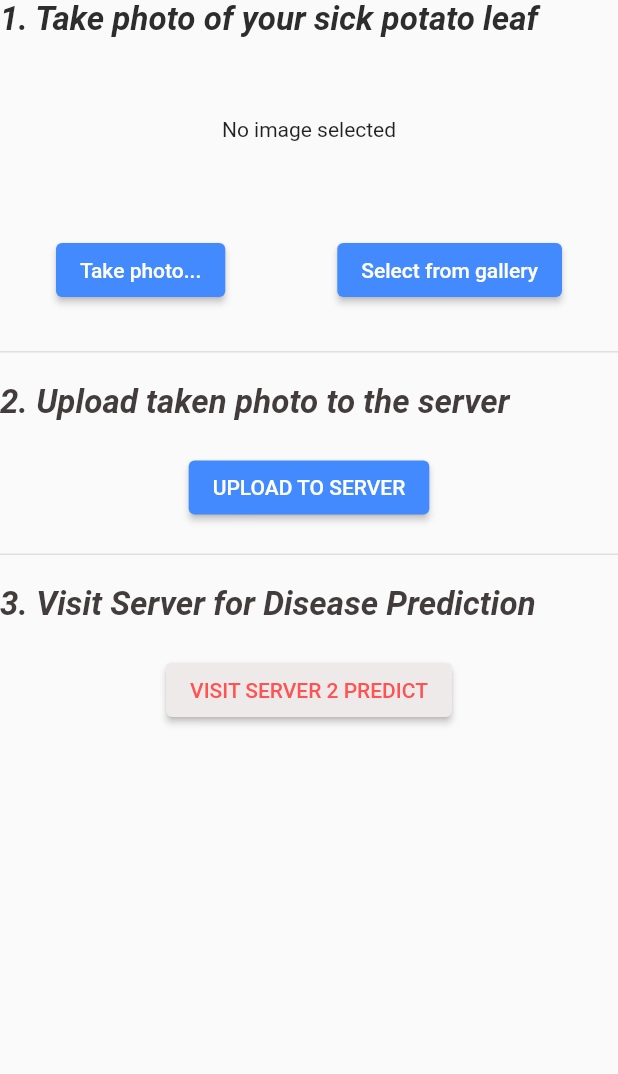
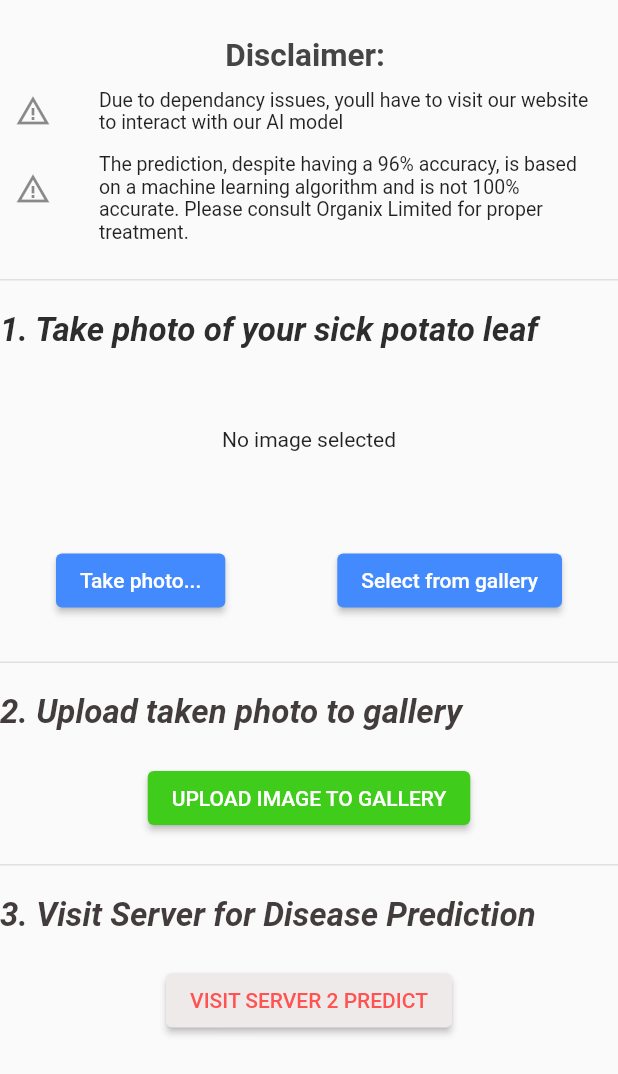
Before and after one commit to notrayo/waru-bora-test-app, a Flutter app: the DiagnosisScreen screen opened directly, on a phone screen of 412 x 824 dp. Shown: the top 1074 px of the screen. Run offline on Flutter 3.47's test engine with Material 2 defaults, Android fonts, the light colour scheme and no system bars; our stand-ins replace firebase_auth, firebase_core, image_gallery_saver, image_picker, shared_preferences; missing offline and left inert: mime_type; accounts and stored records are empty.

Commit message:
changes to the diagnosis screen and some permissions for android

```diff
--- a/lib/screens/diagnosis_screen.dart
+++ b/lib/screens/diagnosis_screen.dart
@@ -13,6 +13,8 @@ import 'package:http/http.dart' as http;
 import 'package:url_launcher/url_launcher.dart';
 
 import 'package:mime_type/mime_type.dart';
+
+import 'package:image_gallery_saver/image_gallery_saver.dart';
 
 class DiagnosisScreen extends StatefulWidget {
   const DiagnosisScreen({super.key});
@@ -37,6 +39,55 @@ class _DiagnosisScreenState extends State<DiagnosisScreen> {
       setState(() {
         _imageFile = File(pickedFile.path);
       });
+    }
+  }
+
+  void _saveImageToGallery() async {
+    try {
+      final result = await ImageGallerySaver.saveFile(_imageFile!.path);
+      if (result['isSuccess']) {
+        showDialog(
+          context: context,
+          builder: (_) => AlertDialog(
+            title: const Text('Success'),
+            content: const Text('Image saved to gallery!'),
+            actions: [
+              TextButton(
+                onPressed: () => Navigator.pop(context),
+                child: const Text('OK'),
+              ),
+            ],
+          ),
+        );
+      } else {
+        showDialog(
+          context: context,
+          builder: (_) => AlertDialog(
+            title: const Text('Error'),
+            content: const Text('Failed to save image to gallery!'),
+            actions: [
+              TextButton(
+                onPressed: () => Navigator.pop(context),
+                child: const Text('OK'),
+              ),
+            ],
+          ),
+        );
+      }
+    } catch (e) {
+      showDialog(
+        context: context,
+        builder: (_) => AlertDialog(
+          title: const Text('Error'),
+          content: Text('Error saving image to gallery: $e'),
+          actions: [
+            TextButton(
+              onPressed: () => Navigator.pop(context),
+              child: const Text('OK'),
+            ),
+          ],
+        ),
+      );
     }
   }
 
@@ -85,6 +136,46 @@ class _DiagnosisScreenState extends State<DiagnosisScreen> {
         child: Column(
           mainAxisAlignment: MainAxisAlignment.center,
           children: [
+            const SizedBox(
+              height: 25,
+            ),
+            const Text(
+              'Disclaimer: ',
+              style: TextStyle(
+                fontSize: 21,
+                fontWeight: FontWeight.bold,
+                color: Color.fromARGB(255, 69, 69, 69),
+              ),
+            ),
+            ListTileTheme(
+                dense: true,
+                contentPadding:
+                    const EdgeInsets.symmetric(vertical: 0, horizontal: 10),
+                child: Column(
+                  children: const [
+                    ListTile(
+                      leading: Icon(Icons.warning_amber),
+                      title: Text(
+                          'Due to dependancy issues, youll have to visit our website to interact with our AI model'),
+                    ),
+                    ListTile(
+                      leading: Icon(Icons.warning_amber),
+                      title: Text(
+                          'The prediction, despite having a 96% accuracy, is based on a machine learning algorithm and is not 100% accurate. Please consult Organix Limited for proper treatment.'),
+                    )
+                  ],
+                )),
+            const SizedBox(
+              height: 20,
+            ),
+            Divider(
+              height: 1,
+              thickness: 1,
+              color: Colors.grey[300],
+            ),
+            const SizedBox(
+              height: 20,
+            ),
             Row(
               children: const [
                 Text(
@@ -151,7 +242,7 @@ class _DiagnosisScreenState extends State<DiagnosisScreen> {
             Row(
               children: const [
                 Text(
-                  '2. Upload taken photo to the server',
+                  '2. Upload taken photo to gallery',
                   style: TextStyle(
                       fontSize: 22,
                       fontStyle: FontStyle.italic,
@@ -167,11 +258,11 @@ class _DiagnosisScreenState extends State<DiagnosisScreen> {
             ElevatedButton(
                 onPressed:
                     //uploadImage,
-                    uploadImage,
+                    _saveImageToGallery,
                 style: ElevatedButton.styleFrom(
                     foregroundColor: Colors.white,
-                    backgroundColor: Colors.blueAccent),
-                child: const Text('UPLOAD TO SERVER')),
+                    backgroundColor: const Color.fromARGB(255, 64, 204, 26)),
+                child: const Text('UPLOAD IMAGE TO GALLERY')),
             const SizedBox(
               height: 20,
             ),
@@ -204,6 +295,9 @@ class _DiagnosisScreenState extends State<DiagnosisScreen> {
                     foregroundColor: Colors.redAccent,
                     backgroundColor: const Color.fromARGB(255, 239, 234, 234)),
                 child: const Text('VISIT SERVER 2 PREDICT')),
+            const SizedBox(
+              height: 20,
+            ),
           ],
         ),
       ),
--- a/pubspec.yaml
+++ b/pubspec.yaml
@@ -49,6 +49,7 @@ dependencies:
   shared_preferences: ^2.1.0
   url_launcher: ^6.1.10
   mime_type: ^1.0.0
+  image_gallery_saver: ^1.7.1
   # firebase_core: ^2.10.0
   # firebase_auth: ^3.1.5
 
```
Also changed, not shown: pubspec.lock, 1 other file.
